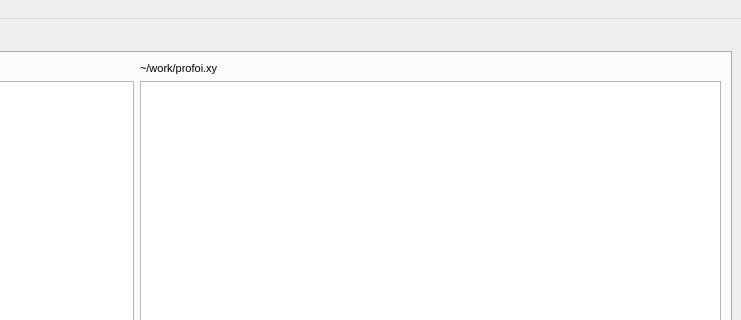
Old version of the form GUI.ui in the repository kjayawar/PROFOIL-UI; both pictures show x 467 to 1208 and y 0 to 320 of the 1208 by 870 pixel window.
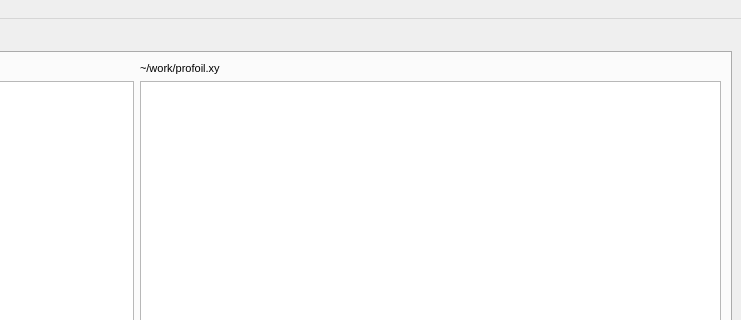
New version of the form. The open tabs and pages were chosen to show the change.

Commit message: typo --fixed ~/work/profoi.xy

Patch:
```diff
--- a/GUI.ui
+++ b/GUI.ui
@@ -450,7 +450,7 @@
         <item row="1" column="2">
          <widget class="QLabel" name="label_5">
           <property name="text">
-           <string>~/work/profoi.xy</string>
+           <string>~/work/profoil.xy</string>
           </property>
          </widget>
         </item>
```
Left out of the diff: 2 changed lines with no effect on the pictures. The commit also changes 2 other files.
